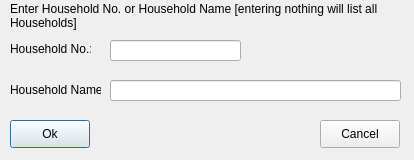
Qt form open-ihm/gui/designs/ui_findhousehold.ui (snim2mirror/openihm) before a commit.
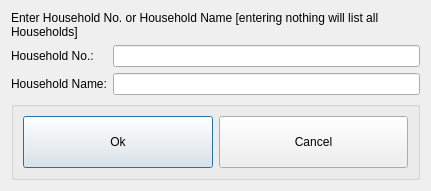
The same form after that commit.

Commit message: Added layout manager to most dialogs. One report and all tabbed dialogs still to go.

What changed in the file:
```diff
--- a/open-ihm/gui/designs/ui_findhousehold.ui
+++ b/open-ihm/gui/designs/ui_findhousehold.ui
@@ -6,8 +6,8 @@
    <rect>
     <x>0</x>
     <y>0</y>
-    <width>414</width>
-    <height>160</height>
+    <width>431</width>
+    <height>191</height>
    </rect>
   </property>
   <property name="minimumSize">
@@ -19,94 +19,79 @@
   <property name="windowTitle">
    <string>Find Household</string>
   </property>
-  <widget class="QPushButton" name="cmdOk">
-   <property name="geometry">
-    <rect>
-     <x>10</x>
-     <y>120</y>
-     <width>80</width>
-     <height>28</height>
-    </rect>
-   </property>
-   <property name="text">
-    <string>Ok</string>
-   </property>
-  </widget>
-  <widget class="QPushButton" name="cmdCancel">
-   <property name="geometry">
-    <rect>
-     <x>320</x>
-     <y>120</y>
-     <width>80</width>
-     <height>28</height>
-    </rect>
-   </property>
-   <property name="text">
-    <string>Cancel</string>
-   </property>
-  </widget>
-  <widget class="QLineEdit" name="txtHouseholdNo">
-   <property name="geometry">
-    <rect>
-     <x>110</x>
-     <y>40</y>
-     <width>131</width>
-     <height>21</height>
-    </rect>
-   </property>
-  </widget>
-  <widget class="QLabel" name="label">
-   <property name="geometry">
-    <rect>
-     <x>10</x>
-     <y>40</y>
-     <width>81</width>
-     <height>18</height>
-    </rect>
-   </property>
-   <property name="text">
-    <string>Household No.:</string>
-   </property>
-  </widget>
-  <widget class="QLabel" name="label_2">
-   <property name="geometry">
-    <rect>
-     <x>10</x>
-     <y>80</y>
-     <width>91</width>
-     <height>20</height>
-    </rect>
-   </property>
-   <property name="text">
-    <string>Household Name:</string>
-   </property>
-  </widget>
-  <widget class="QLineEdit" name="txtHouseholdName">
-   <property name="geometry">
-    <rect>
-     <x>110</x>
-     <y>80</y>
-     <width>291</width>
-     <height>21</height>
-    </rect>
-   </property>
-  </widget>
-  <widget class="QLabel" name="label_3">
-   <property name="geometry">
-    <rect>
-     <x>10</x>
-     <y>0</y>
-     <width>401</width>
-     <height>31</height>
-    </rect>
-   </property>
-   <property name="text">
-    <string>Enter Household No. or Household Name [entering nothing will list all Households]</string>
-   </property>
-   <property name="wordWrap">
-    <bool>true</bool>
-   </property>
-  </widget>
+  <layout class="QFormLayout" name="formLayout">
+   <item row="0" column="0" colspan="2">
+    <widget class="QLabel" name="label_3">
+     <property name="text">
+      <string>Enter Household No. or Household Name [entering nothing will list all Households]</string>
+     </property>
+     <property name="wordWrap">
+      <bool>true</bool>
+     </property>
+    </widget>
+   </item>
+   <item row="1" column="0">
+    <widget class="QLabel" name="label">
+     <property name="text">
+      <string>Household No.:</string>
+     </property>
+    </widget>
+   </item>
+   <item row="1" column="1">
+    <widget class="QLineEdit" name="txtHouseholdNo"/>
+   </item>
+   <item row="2" column="0">
+    <widget class="QLabel" name="label_2">
+     <property name="text">
+      <string>Household Name:</string>
+     </property>
+    </widget>
+   </item>
+   <item row="2" column="1">
+    <widget class="QLineEdit" name="txtHouseholdName"/>
+   </item>
+   <item row="3" column="0" colspan="2">
+    <widget class="QGroupBox" name="groupBox">
+     <property name="sizePolicy">
+      <sizepolicy hsizetype="MinimumExpanding" vsizetype="MinimumExpanding">
+       <horstretch>0</horstretch>
+       <verstretch>0</verstretch>
+      </sizepolicy>
+     </property>
+     <property name="title">
+      <string/>
+     </property>
+     <layout class="QHBoxLayout" name="horizontalLayout">
+      <item>
+       <widget class="QPushButton" name="cmdOk">
+        <property name="sizePolicy">
+         <sizepolicy hsizetype="Minimum" vsizetype="Minimum">
+          <horstretch>0</horstretch>
+          <verstretch>0</verstretch>
+         </sizepolicy>
+        </property>
+        <property name="text">
+         <string>Ok</string>
+        </property>
+       </widget>
+      </item>
+      <item>
+       <widget class="QPushButton" name="cmdCancel">
+        <property name="sizePolicy">
+         <sizepolicy hsizetype="Minimum" vsizetype="Minimum">
+          <horstretch>0</horstretch>
+          <verstretch>0</verstretch>
+         </sizepolicy>
+        </property>
+        <property name="text">
+         <string>Cancel</string>
+        </property>
+       </widget>
+      </item>
+     </layout>
+    </widget>
+   </item>
+  </layout>
  </widget>
  <tabstops>
   <tabstop>txtHouseholdNo</tabstop>
```
Left out of the diff: 42 changed lines with no effect on the pictures. The commit also changes 97 other files.
